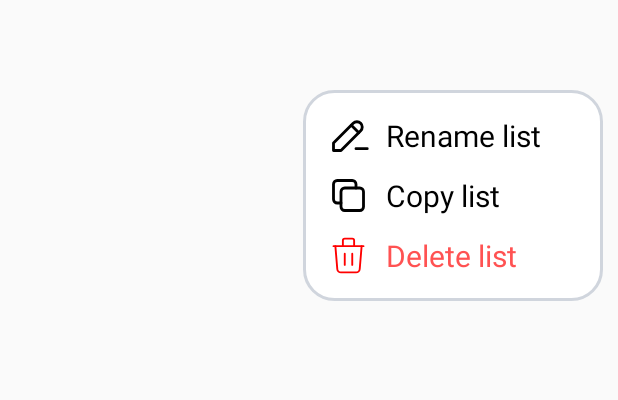
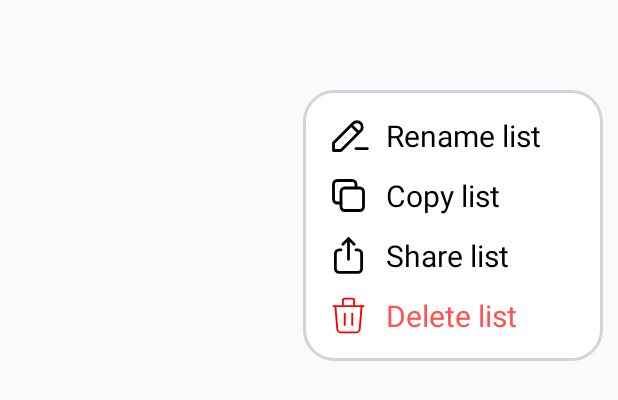
Before and after one commit to yabluninn/shopnstock, an Android app: the layout list_menu_popup.xml on its own in the app's theme, with its tools: preview values and no code run, on a phone screen of 412 x 824 dp. Shown: the top 400 px of the screen. Run offline under Robolectric (Android 15) with nearby library versions, the phone set to English and light mode, and no system bars.

Commit message:
Share list to clipboard feature

```diff
--- a/app/src/main/java/com/yablunin/shopnstock/di/DomainModule.kt
+++ b/app/src/main/java/com/yablunin/shopnstock/di/DomainModule.kt
@@ -13,6 +13,7 @@ import com.yablunin.shopnstock.domain.usecases.list.GetSizeUseCase
 import com.yablunin.shopnstock.domain.usecases.list.RemoveItemAtUseCase
 import com.yablunin.shopnstock.domain.usecases.list.RemoveItemUseCase
 import com.yablunin.shopnstock.domain.usecases.list.handler.AddListUseCase
+import com.yablunin.shopnstock.domain.usecases.list.handler.ConvertToClipboardStringUseCase
 import com.yablunin.shopnstock.domain.usecases.list.handler.CopyListUseCase
 import com.yablunin.shopnstock.domain.usecases.list.handler.GenerateListIdUseCase
 import com.yablunin.shopnstock.domain.usecases.list.handler.GetListByIdUseCase
@@ -87,6 +88,10 @@ class DomainModule {
     fun provideRemoveItemUseCase(listRepository: ListRepository): RemoveItemUseCase{
         return RemoveItemUseCase(listRepository = listRepository)
     }
+    @Provides
+    fun provideConvertToClipboardStringUseCase(listRepository: ListRepository): ConvertToClipboardStringUseCase{
+        return ConvertToClipboardStringUseCase(listRepository = listRepository)
+    }
 
     @Provides
     fun provideSaveUserUseCase(userRepository: UserRepository): SaveUserUseCase{
--- /dev/null
+++ b/app/src/main/res/drawable/custom_button_dark.xml
@@ -0,0 +1,6 @@
+<?xml version="1.0" encoding="utf-8"?>
+<shape xmlns:android="http://schemas.android.com/apk/res/android" android:shape="rectangle">
+    <solid android:color="@color/input_dark_stroke"/>
+    <stroke android:color="@color/input_hint" android:width="2dp"/>
+    <corners android:radius="10dp"/>
+</shape>
--- /dev/null
+++ b/app/src/main/res/drawable/ic_share.xml
@@ -0,0 +1,27 @@
+<vector xmlns:android="http://schemas.android.com/apk/res/android"
+    android:width="24dp"
+    android:height="24dp"
+    android:viewportWidth="24"
+    android:viewportHeight="24">
+  <path
+      android:pathData="m8,9h-1a2,2 0,0 0,-2 2v8a2,2 0,0 0,2 2h10a2,2 0,0 0,2 -2v-8a2,2 0,0 0,-2 -2h-1"
+      android:strokeLineJoin="round"
+      android:strokeWidth="1.5"
+      android:fillColor="#00000000"
+      android:strokeColor="#000000"
+      android:strokeLineCap="round"/>
+  <path
+      android:pathData="m12,14v-11"
+      android:strokeLineJoin="round"
+      android:strokeWidth="1.5"
+      android:fillColor="#00000000"
+      android:strokeColor="#000000"
+      android:strokeLineCap="round"/>
+  <path
+      android:pathData="m9,6 l3,-3 3,3"
+      android:strokeLineJoin="round"
+      android:strokeWidth="1.5"
+      android:fillColor="#00000000"
+      android:strokeColor="#000000"
+      android:strokeLineCap="round"/>
+</vector>
--- /dev/null
+++ b/app/src/main/res/drawable/ic_telegram.xml
@@ -0,0 +1,4 @@
+<vector android:height="24dp" android:viewportHeight="512"
+    android:viewportWidth="496" android:width="23.25dp" xmlns:android="http://schemas.android.com/apk/res/android">
+    <path android:fillColor="#FF000000" android:pathData="M248,8C111.03,8 0,119.03 0,256S111.03,504 248,504 496,392.97 496,256 384.97,8 248,8ZM362.95,176.66c-3.73,39.22 -19.88,134.38 -28.1,178.3 -3.48,18.58 -10.32,24.82 -16.95,25.42 -14.4,1.33 -25.34,-9.52 -39.29,-18.66 -21.83,-14.31 -34.16,-23.22 -55.35,-37.18 -24.49,-16.14 -8.61,-25 5.34,-39.5 3.65,-3.79 67.11,-61.51 68.33,-66.75 0.15,-0.65 0.3,-3.1 -1.15,-4.38s-3.59,-0.85 -5.14,-0.5q-3.28,0.75 -104.61,69.14 -14.85,10.19 -26.89,9.93c-8.85,-0.19 -25.89,-5.01 -38.55,-9.12 -15.53,-5.05 -27.88,-7.72 -26.8,-16.29q0.84,-6.7 18.45,-13.7 108.45,-47.25 144.63,-62.3c68.87,-28.65 83.18,-33.62 92.51,-33.79 2.05,-0.03 6.64,0.47 9.61,2.88a10.45,10.45 0,0 1,3.53 6.72A43.76,43.76 0,0 1,362.95 176.66Z"/>
+</vector>
--- a/app/src/main/res/layout/list_menu_popup.xml
+++ b/app/src/main/res/layout/list_menu_popup.xml
@@ -63,6 +63,32 @@
     </LinearLayout>
 
     <LinearLayout
+        android:id="@+id/list_menu_share_option"
+        android:layout_width="match_parent"
+        android:layout_height="wrap_content"
+        android:layout_marginTop="10dp"
+        android:gravity="center_vertical"
+        android:orientation="horizontal"
+        >
+
+        <ImageView
+            android:layout_width="30dp"
+            android:layout_height="30dp"
+            android:src="@drawable/ic_share"
+            />
+
+        <TextView
+            android:layout_width="match_parent"
+            android:layout_height="wrap_content"
+            android:layout_marginStart="10dp"
+            android:text="@string/list_menu_share_list"
+            android:textColor="@color/black"
+            android:textSize="20sp"
+            />
+
+    </LinearLayout>
+
+    <LinearLayout
         android:id="@+id/list_menu_delete_option"
         android:layout_width="match_parent"
         android:layout_height="wrap_content"
--- a/app/src/main/res/values-night/themes.xml
+++ b/app/src/main/res/values-night/themes.xml
@@ -3,8 +3,9 @@
     <style name="Base.Theme.Shopnstock" parent="Theme.AppCompat.DayNight.NoActionBar">
         <!-- Customize your dark theme here. -->
         <!-- <item name="colorPrimary">@color/my_dark_primary</item> -->
-        <item name="colorPrimary">@color/white</item>
+        <item name="colorPrimary">@color/black</item>
         <item name="android:statusBarColor">@color/app_base_dark</item>
+        <item name="android:textColorHint">@color/black</item>
     </style>
     <!-- Стиль для анимации Bottom Sheet Dialog -->
     <style name="BottomSheetAnimation">
--- a/app/src/main/res/values/colors.xml
+++ b/app/src/main/res/values/colors.xml
@@ -4,6 +4,7 @@
     <color name="white">#FFFFFFFF</color>
     <color name="red">#FF0000</color>
     <color name="dark_red">#B80000</color>
+    <color name="blue">#03A9F4</color>
 
     <color name="font">#FF673308</color>
     <color name="font_header">#c96e23</color>
--- a/app/src/main/res/values/strings.xml
+++ b/app/src/main/res/values/strings.xml
@@ -10,6 +10,7 @@
     <!-- Successful messages -->
     <string name="successful_add_item">Item successfully added to your list!</string>
     <string name="successful_create_list">List successfully created!</string>
+    <string name="successful_copy_to_clipboard_list">List successfully copied to clipboard!</string>
 
     <string name="title_activity_shopping_list">ShoppingListActivity</string>
 
@@ -20,6 +21,7 @@
     <string name="previous">Previous</string>
     <string name="list_menu_rename_list">Rename list</string>
     <string name="list_menu_copy_list">Copy list</string>
+    <string name="list_menu_share_list">Share list</string>
     <string name="list_menu_delete_list">Delete list</string>
     <string name="rename_list">Rename</string>
     <string name="rename_list_enter_new_name">Enter new name</string>
--- a/domain/src/main/java/com/yablunin/shopnstock/domain/constants/ListConstants.kt
+++ b/domain/src/main/java/com/yablunin/shopnstock/domain/constants/ListConstants.kt
@@ -4,4 +4,6 @@ object ListConstants {
     const val COPY_WHOLE_LIST = 0
     const val COPY_UNPURCHASED_ITEMS_LIST = 1
     const val COPY_PURCHASED_ITEMS_LIST = 2
+
+    const val SHARE_CLIPBOARD_OPTION = 3
 }
--- a/domain/src/main/java/com/yablunin/shopnstock/domain/models/ListItem.kt
+++ b/domain/src/main/java/com/yablunin/shopnstock/domain/models/ListItem.kt
@@ -5,4 +5,8 @@ import java.io.Serializable
 data class ListItem(val id: Int, val name: String, val quantity: Int, val price: Double, val unit: String, val expirationDate: String): Serializable{
     constructor(): this(-1, "", 0, 0.0, "", "")
     var purchased: Boolean = false;
+
+    override fun toString(): String {
+        return "${this.name}: ${this.quantity} ${this.unit}. Price: ${this.price}, Use before: ${this.expirationDate}"
+    }
 }
--- a/domain/src/main/java/com/yablunin/shopnstock/domain/repositories/ListRepository.kt
+++ b/domain/src/main/java/com/yablunin/shopnstock/domain/repositories/ListRepository.kt
@@ -2,6 +2,7 @@ package com.yablunin.shopnstock.domain.repositories
 
 import com.yablunin.shopnstock.domain.models.ListItem
 import com.yablunin.shopnstock.domain.models.ShoppingList
+import com.yablunin.shopnstock.domain.models.User
 
 
 interface ListRepository {
@@ -12,4 +13,5 @@ interface ListRepository {
     fun getItemByIndex(list: ShoppingList, index: Int): ListItem
     fun getCompletedItemsCount(list: ShoppingList): Int
     fun size(list: ShoppingList): Int
+    fun toClipboardString(list: ShoppingList, user: User): String
 }
--- a/domain/src/main/java/com/yablunin/shopnstock/domain/usecases/list/handler/RenameListUseCase.kt
+++ b/domain/src/main/java/com/yablunin/shopnstock/domain/usecases/list/handler/RenameListUseCase.kt
@@ -3,7 +3,6 @@ package com.yablunin.shopnstock.domain.usecases.list.handler
 import com.yablunin.shopnstock.domain.models.ShoppingList
 import com.yablunin.shopnstock.domain.models.User
 import com.yablunin.shopnstock.domain.repositories.ListHandlerRepository
-import com.yablunin.shopnstock.domain.repositories.ShoppingListHandlerRepository
 
 class RenameListUseCase(private val listHandlerRepository: ListHandlerRepository) {
     fun execute(list: ShoppingList, newName: String, user: User){
```
Also changed, not shown: app/src/main/java/com/yablunin/shopnstock/di/AppModule.kt (+5 -2 lines), app/src/main/java/com/yablunin/shopnstock/presentation/activities/ShoppingListActivity.kt (+29 -4 lines), app/src/main/java/com/yablunin/shopnstock/presentation/viewmodels/ShoppingListViewModel.kt (+25 -1 lines), app/src/main/java/com/yablunin/shopnstock/presentation/viewmodels/ShoppingListViewModelFactory.kt (+5 -2 lines), app/src/main/res/drawable/ic_copy_clipboard.xml (added, +27 -0 lines), app/src/main/res/layout/share_list_popup.xml (added, +92 -0 lines), domain/src/main/java/com/yablunin/shopnstock/domain/repositories/ShoppingListRepository.kt (+11 -0 lines), domain/src/main/java/com/yablunin/shopnstock/domain/usecases/list/handler/ConvertToClipboardStringUseCase.kt (added, +11 -0 lines).
